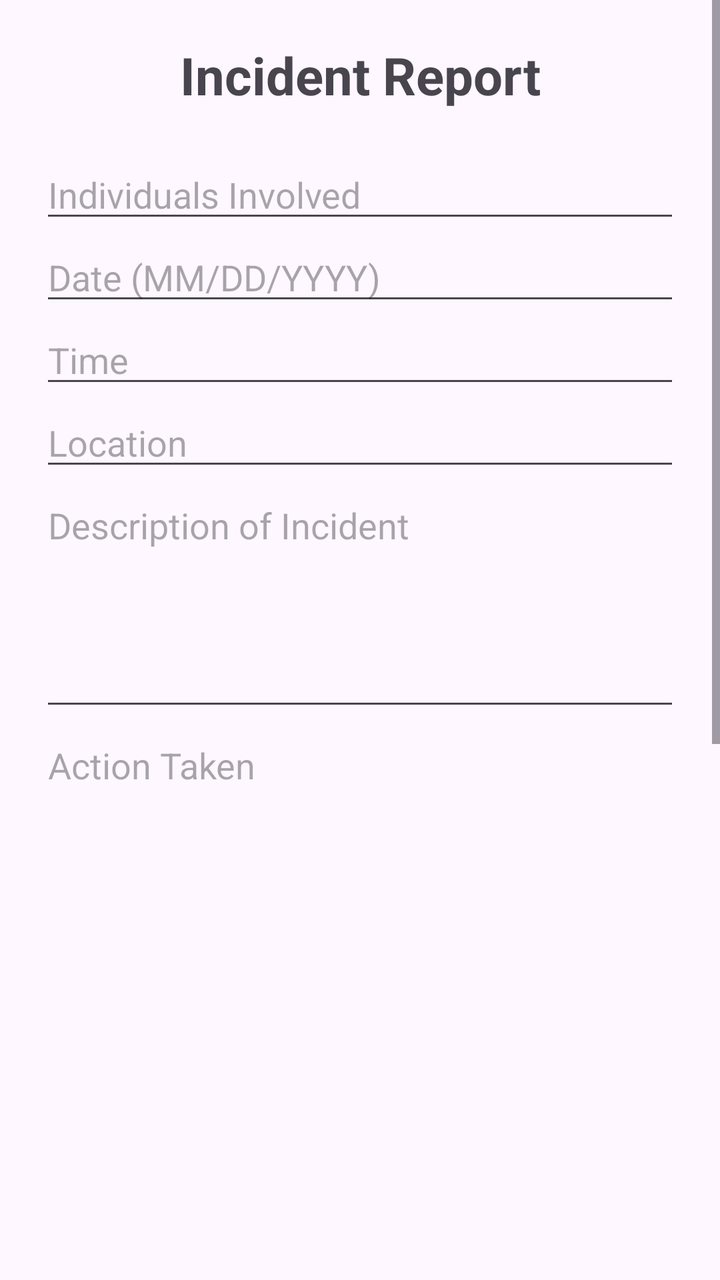
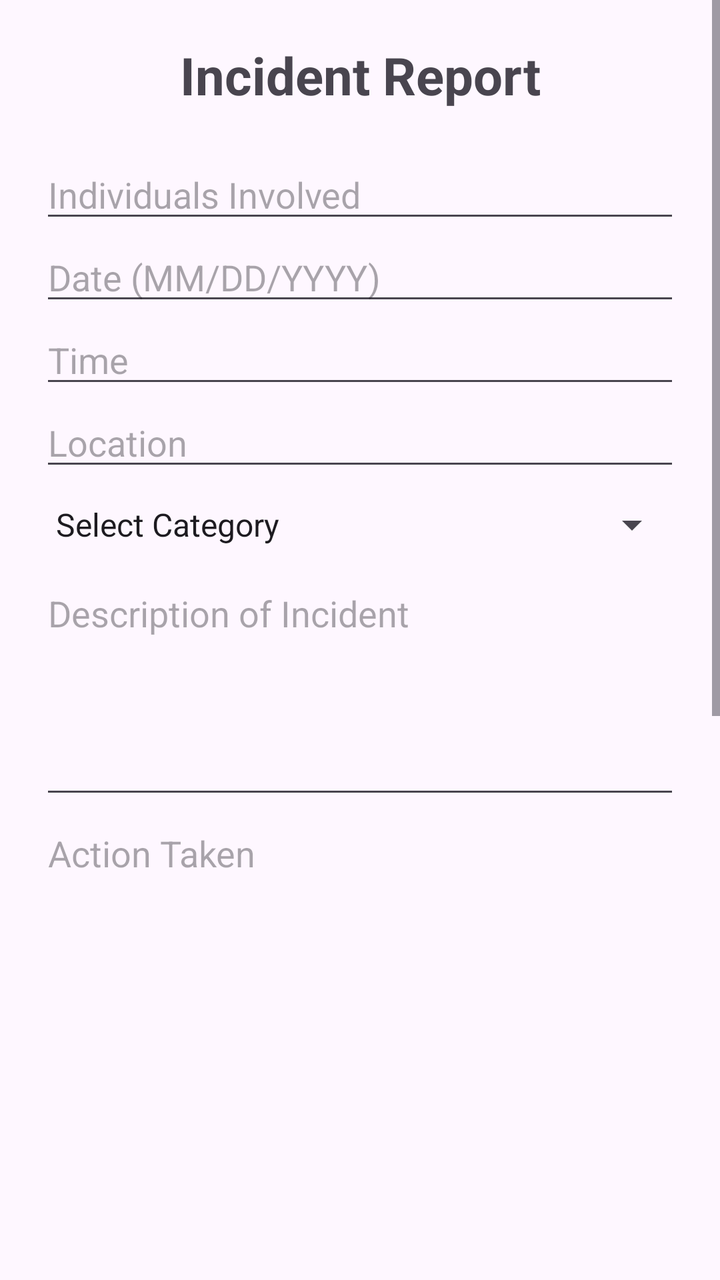

An Android layout rendered at two revisions. The XML below is the earlier revision; the diff shows what the commit changed to produce the second picture.
<!-- AndroidManifest.xml: application theme Theme.IncidentReportApp -->
<!-- res/layout/activity_main.xml -->
<?xml version="1.0" encoding="utf-8"?>
<ScrollView
    xmlns:android="http://schemas.android.com/apk/res/android"
    android:layout_width="match_parent"
    android:layout_height="match_parent">

    <LinearLayout
        android:layout_width="match_parent"
        android:layout_height="wrap_content"
        android:orientation="vertical"
        android:padding="20dp">

        <TextView
            android:layout_width="match_parent"
            android:layout_height="wrap_content"
            android:text="Incident Report"
            android:textSize="26sp"
            android:textStyle="bold"
            android:gravity="center"
            android:paddingBottom="20dp" />

        <EditText
            android:id="@+id/editIndividuals"
            android:layout_width="match_parent"
            android:layout_height="wrap_content"
            android:hint="Individuals Involved" />

        <EditText
            android:id="@+id/editDate"
            android:layout_width="match_parent"
            android:layout_height="wrap_content"
            android:hint="Date (MM/DD/YYYY)"
            android:inputType="date" />

        <EditText
            android:id="@+id/editTime"
            android:layout_width="match_parent"
            android:layout_height="wrap_content"
            android:hint="Time"
            android:inputType="time" />

        <EditText
            android:id="@+id/editLocation"
            android:layout_width="match_parent"
            android:layout_height="wrap_content"
            android:hint="Location" />

        <EditText
            android:id="@+id/editDescription"
            android:layout_width="match_parent"
            android:layout_height="120dp"
            android:gravity="top"
            android:hint="Description of Incident"
            android:inputType="textMultiLine" />

        <EditText
            android:id="@+id/editActionTaken"
            android:layout_width="match_parent"
            android:layout_height="553dp"
            android:gravity="top"
            android:hint="Action Taken"
            android:inputType="textMultiLine" />

        <EditText
            android:id="@+id/editReporter"
            android:layout_width="match_parent"
            android:layout_height="wrap_content"
            android:hint="Reporter Name" />

        <Button
            android:id="@+id/btnSave"
            android:layout_width="match_parent"
            android:layout_height="wrap_content"
            android:layout_marginTop="20dp"
            android:text="Save Report" />

        <Button
            android:id="@+id/btnViewReports"
            android:layout_width="match_parent"
            android:layout_height="wrap_content"
            android:layout_marginTop="10dp"
            android:text="View Reports" />

    </LinearLayout>

</ScrollView>
<!-- resources referenced by this layout -->
<resources>
  <style name="Theme.IncidentReportApp" parent="Base.Theme.IncidentReportApp" />
  <style name="Base.Theme.IncidentReportApp" parent="Theme.Material3.DayNight.NoActionBar">
          
          
      </style>
</resources>

<!-- the commit's change to res/layout/activity_main.xml (unified diff, before → after) -->
@@ -44,7 +44,13 @@
             android:layout_width="match_parent"
             android:layout_height="wrap_content"
             android:hint="Location" />
-
+        <Spinner
+            android:id="@+id/spinnerCategory"
+            android:layout_width="match_parent"
+            android:layout_height="wrap_content"
+            android:layout_marginTop="10dp"
+            android:layout_marginBottom="10dp"
+            android:entries="@array/report_categories" />
         <EditText
             android:id="@+id/editDescription"
             android:layout_width="match_parent"
<!-- resource entries referenced after the edit -->
@@ -1,5 +1,16 @@
 <!-- resources referenced by this layout -->
 <resources>
+  <string-array name="report_categories">
+          <item>Select Category</item>
+          <item>Assault</item>
+          <item>Fight</item>
+          <item>Medical</item>
+          <item>Contraband</item>
+          <item>Rule Violation</item>
+          <item>Threat</item>
+          <item>Property Damage</item>
+          <item>Other</item>
+      </string-array>
   <style name="Theme.IncidentReportApp" parent="Base.Theme.IncidentReportApp" />
   <style name="Base.Theme.IncidentReportApp" parent="Theme.Material3.DayNight.NoActionBar">
           
